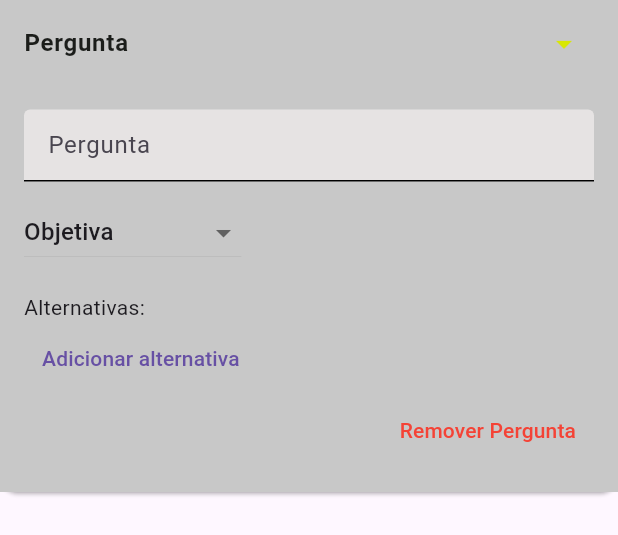
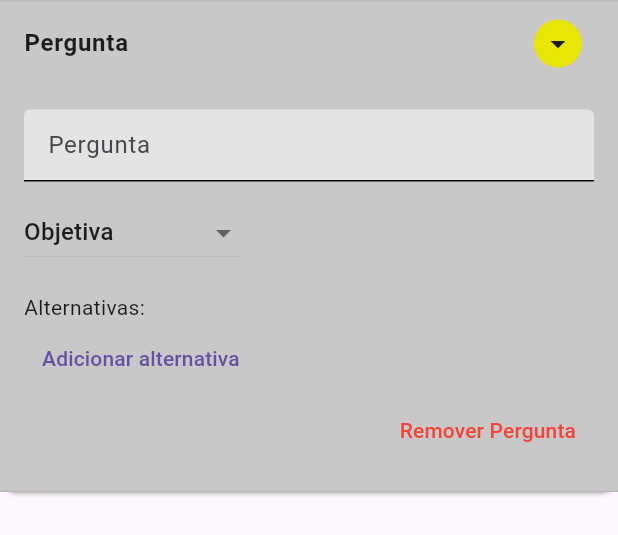
Before and after one commit to pereiraR3/Rota-Oeste-FrontEnd, a Flutter app: the QuestionCard widget shown alone on an empty page, opened directly with empty values, after a tap on "Pergunta", after a tap on the "delete" icon, on a phone screen of 412 x 824 dp. Shown: the top 535 px of the screen. Run offline on Flutter 3.47's test engine with Material 3 defaults, Android fonts, the phone set to English and light mode, and no system bars; our stand-ins replace flutter_svg, shared_preferences; accounts and stored records are empty; network calls fail.

Commit message:
feat: mudando cor da seta e fundo da seta de dropwdown

```diff
--- a/flutter_application_2/lib/telas/tela_criacao_checklist.dart
+++ b/flutter_application_2/lib/telas/tela_criacao_checklist.dart
@@ -388,7 +388,7 @@ class _QuestionCardState extends State<QuestionCard> {
     margin: const EdgeInsets.only(bottom: 16),
      child: Theme(
       data: Theme.of(context).copyWith(
-        dividerColor: Colors.transparent,
+        dividerColor: const Color.fromARGB(22, 36, 33, 33),
         expansionTileTheme: ExpansionTileThemeData(
           backgroundColor: const Color.fromARGB(255, 200, 200, 200), // Fundo da área da seta
         ),
@@ -399,10 +399,16 @@ class _QuestionCardState extends State<QuestionCard> {
         style: TextStyle(fontWeight: FontWeight.bold, color: const Color.fromARGB(255, 27, 29, 26)),
 
       ),
-      trailing: Icon(
-        Icons.arrow_drop_down, // Ícone customizado para seta
-        color: const Color.fromARGB(255, 216, 231, 3), // Cor da seta
-
+     trailing: Container(
+        decoration: BoxDecoration(
+          color: const Color.fromARGB(255, 233, 229, 5), // Fundo azul atrás da seta
+          shape: BoxShape.circle, // Deixa o fundo circular
+        ),
+        padding: EdgeInsets.all(4), // Espaçamento interno ao redor do ícone
+        child: Icon(
+          Icons.arrow_drop_down,
+          color: const Color.fromARGB(255, 28, 29, 13), // Cor da seta
+        ),
       ),
       children: [
         Padding(
```
